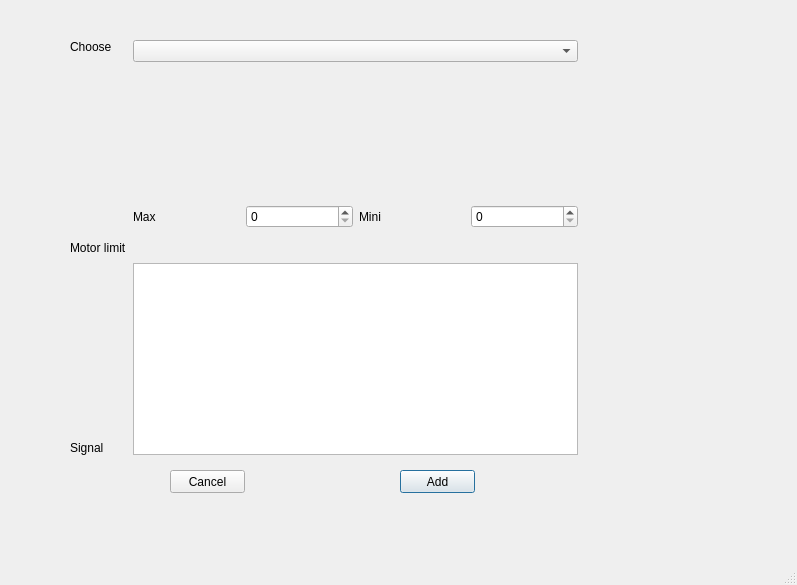
Qt form core/settingForm.ui (kmolLin/Pyquino) before a commit.
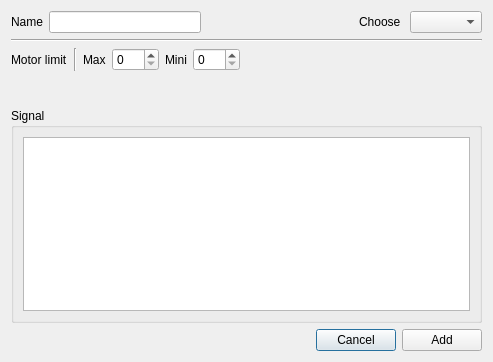
The same form after that commit.

The edit to the form file:
```diff
--- a/core/settingForm.ui
+++ b/core/settingForm.ui
@@ -6,32 +6,57 @@
    <rect>
     <x>0</x>
     <y>0</y>
-    <width>797</width>
-    <height>585</height>
+    <width>493</width>
+    <height>362</height>
    </rect>
   </property>
+  <property name="minimumSize">
+   <size>
+    <width>493</width>
+    <height>362</height>
+   </size>
+  </property>
+  <property name="maximumSize">
+   <size>
+    <width>493</width>
+    <height>362</height>
+   </size>
+  </property>
   <property name="windowTitle">
    <string>Dialog</string>
   </property>
-  <property name="sizeGripEnabled">
-   <bool>true</bool>
-  </property>
   <property name="modal">
    <bool>true</bool>
   </property>
-  <widget class="QWidget" name="horizontalLayoutWidget">
-   <property name="geometry">
-    <rect>
-     <x>70</x>
-     <y>40</y>
-     <width>508</width>
-     <height>415</height>
-    </rect>
-   </property>
-   <layout class="QHBoxLayout" name="horizontalLayout">
-    <item>
      <layout class="QVBoxLayout" name="verticalLayout">
       <item>
+    <layout class="QVBoxLayout" name="verticalLayout_2">
+     <item>
+      <layout class="QHBoxLayout" name="horizontalLayout_3">
+       <item>
+        <widget class="QLabel" name="label_5">
+         <property name="text">
+          <string>Name</string>
+         </property>
+        </widget>
+       </item>
+       <item>
+        <widget class="QLineEdit" name="compemontName"/>
+       </item>
+       <item>
+        <spacer name="horizontalSpacer_2">
+         <property name="orientation">
+          <enum>Qt::Horizontal</enum>
+         </property>
+         <property name="sizeHint" stdset="0">
+          <size>
+           <width>40</width>
+           <height>20</height>
+          </size>
+         </property>
+        </spacer>
+       </item>
+       <item>
        <widget class="QLabel" name="label">
         <property name="text">
          <string>Choose </string>
@@ -39,67 +64,33 @@
        </widget>
       </item>
       <item>
-       <spacer name="verticalSpacer_3">
-        <property name="orientation">
-         <enum>Qt::Vertical</enum>
-        </property>
-        <property name="sizeHint" stdset="0">
-         <size>
-          <width>20</width>
-          <height>40</height>
-         </size>
-        </property>
-       </spacer>
-      </item>
-      <item>
-       <widget class="QLabel" name="label_2">
-        <property name="text">
-         <string>Motor limit</string>
-        </property>
-       </widget>
-      </item>
-      <item>
-       <spacer name="verticalSpacer_4">
-        <property name="orientation">
-         <enum>Qt::Vertical</enum>
-        </property>
-        <property name="sizeHint" stdset="0">
-         <size>
-          <width>20</width>
-          <height>40</height>
-         </size>
-        </property>
-       </spacer>
-      </item>
-      <item>
-       <widget class="QLabel" name="label_5">
-        <property name="text">
-         <string>Signal</string>
-        </property>
-       </widget>
-      </item>
-     </layout>
-    </item>
-    <item>
-     <layout class="QVBoxLayout" name="verticalLayout_2">
-      <item>
        <widget class="QComboBox" name="comboBoxtype"/>
       </item>
+      </layout>
+     </item>
       <item>
-       <spacer name="verticalSpacer_2">
+      <widget class="Line" name="line_2">
         <property name="orientation">
-         <enum>Qt::Vertical</enum>
-        </property>
-        <property name="sizeHint" stdset="0">
-         <size>
-          <width>443</width>
-          <height>137</height>
-         </size>
-        </property>
-       </spacer>
+        <enum>Qt::Horizontal</enum>
+       </property>
+      </widget>
       </item>
       <item>
        <layout class="QHBoxLayout" name="horizontalLayout_2">
+       <item>
+        <widget class="QLabel" name="label_2">
+         <property name="text">
+          <string>Motor limit</string>
+         </property>
+        </widget>
+       </item>
+       <item>
+        <widget class="Line" name="line">
+         <property name="orientation">
+          <enum>Qt::Vertical</enum>
+         </property>
+        </widget>
+       </item>
         <item>
          <widget class="QLabel" name="label_3">
           <property name="text">
@@ -108,7 +99,11 @@
          </widget>
         </item>
         <item>
-         <widget class="QSpinBox" name="spinBoxMax"/>
+        <widget class="QSpinBox" name="spinBoxMax">
+         <property name="maximum">
+          <number>360</number>
+         </property>
+        </widget>
         </item>
         <item>
          <widget class="QLabel" name="label_4">
@@ -118,7 +113,24 @@
          </widget>
         </item>
         <item>
-         <widget class="QSpinBox" name="spinBoxMin"/>
+        <widget class="QSpinBox" name="spinBoxMin">
+         <property name="maximum">
+          <number>360</number>
+         </property>
+        </widget>
+       </item>
+       <item>
+        <spacer name="horizontalSpacer_3">
+         <property name="orientation">
+          <enum>Qt::Horizontal</enum>
+         </property>
+         <property name="sizeHint" stdset="0">
+          <size>
+           <width>40</width>
+           <height>20</height>
+          </size>
+         </property>
+        </spacer>
         </item>
        </layout>
       </item>
@@ -130,44 +142,57 @@
         <property name="sizeHint" stdset="0">
          <size>
           <width>443</width>
-          <height>16</height>
+         <height>50</height>
          </size>
         </property>
        </spacer>
       </item>
+     <item>
+      <widget class="QGroupBox" name="groupBox">
+       <property name="title">
+        <string>Signal</string>
+       </property>
+       <layout class="QVBoxLayout" name="verticalLayout_3">
       <item>
        <widget class="QTextEdit" name="textEdit"/>
       </item>
      </layout>
-    </item>
-   </layout>
-  </widget>
-  <widget class="QPushButton" name="pushButtonAdd">
-   <property name="geometry">
-    <rect>
-     <x>400</x>
-     <y>470</y>
-     <width>75</width>
-     <height>23</height>
-    </rect>
-   </property>
-   <property name="text">
-    <string>Add</string>
-   </property>
-  </widget>
+      </widget>
+     </item>
+    </layout>
+   </item>
+   <item>
+    <layout class="QHBoxLayout" name="horizontalLayout">
+     <item>
+      <spacer name="horizontalSpacer">
+       <property name="orientation">
+        <enum>Qt::Horizontal</enum>
+       </property>
+       <property name="sizeHint" stdset="0">
+        <size>
+         <width>40</width>
+         <height>20</height>
+        </size>
+       </property>
+      </spacer>
+     </item>
+     <item>
   <widget class="QPushButton" name="pushButtonCancel">
-   <property name="geometry">
-    <rect>
-     <x>170</x>
-     <y>470</y>
-     <width>75</width>
-     <height>23</height>
-    </rect>
-   </property>
    <property name="text">
     <string>Cancel</string>
    </property>
   </widget>
+     </item>
+     <item>
+      <widget class="QPushButton" name="pushButtonAdd">
+       <property name="text">
+        <string>Add</string>
+       </property>
+      </widget>
+     </item>
+    </layout>
+   </item>
+  </layout>
  </widget>
  <resources/>
  <connections>
```
Lines whose indentation alone changed are shown as unchanged.
